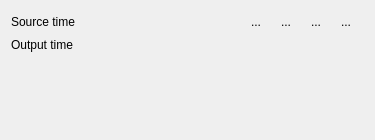
The window that src/ui/timeremap_ui.ui (KDE/kdenlive) describes before a commit, drawn with Qt 5.
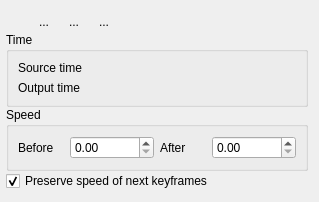
The same window after the commit. Icons and pictures are not drawn.

Commit message: First proof of concept ui for time remap

```diff
--- a/src/ui/timeremap_ui.ui
+++ b/src/ui/timeremap_ui.ui
@@ -6,65 +6,81 @@
    <rect>
     <x>0</x>
     <y>0</y>
-    <width>375</width>
-    <height>140</height>
+    <width>319</width>
+    <height>200</height>
    </rect>
   </property>
   <property name="windowTitle">
    <string>Form</string>
   </property>
-  <layout class="QGridLayout" name="gridLayout">
-   <item row="0" column="0" colspan="8">
+  <layout class="QGridLayout" name="gridLayout_2">
+   <property name="leftMargin">
+    <number>6</number>
+   </property>
+   <property name="verticalSpacing">
+    <number>0</number>
+   </property>
+   <item row="0" column="0" colspan="5">
     <layout class="QVBoxLayout" name="remapLayout"/>
    </item>
-   <item row="3" column="1">
-    <spacer name="verticalSpacer">
+   <item row="1" column="2">
+    <widget class="QToolButton" name="button_next">
+     <property name="text">
+      <string>...</string>
+     </property>
+     <property name="icon">
+      <iconset theme="go-next">
+       <normaloff>../../../../.designer/backup</normaloff>../../../../.designer/backup</iconset>
+     </property>
+     <property name="autoRaise">
+      <bool>true</bool>
+     </property>
+    </widget>
+   </item>
+   <item row="1" column="4">
+    <spacer name="horizontalSpacer">
      <property name="orientation">
-      <enum>Qt::Vertical</enum>
+      <enum>Qt::Horizontal</enum>
      </property>
      <property name="sizeHint" stdset="0">
       <size>
-       <width>20</width>
-       <height>39</height>
+       <width>28</width>
+       <height>20</height>
       </size>
      </property>
     </spacer>
    </item>
-   <item row="1" column="0">
+   <item row="2" column="0" colspan="5">
+    <widget class="QGroupBox" name="time_box">
+     <property name="title">
+      <string>Time</string>
+     </property>
+     <layout class="QGridLayout" name="gridLayout">
+      <item row="0" column="0">
     <widget class="QLabel" name="label">
      <property name="text">
       <string>Source time</string>
      </property>
     </widget>
    </item>
-   <item row="1" column="1">
+      <item row="0" column="1">
     <layout class="QHBoxLayout" name="inLayout"/>
    </item>
-   <item row="2" column="0">
+      <item row="1" column="0">
     <widget class="QLabel" name="label_2">
      <property name="text">
       <string>Output time</string>
      </property>
     </widget>
    </item>
-   <item row="1" column="3">
-    <widget class="QToolButton" name="toolButton">
-     <property name="text">
-      <string>...</string>
-     </property>
-     <property name="icon">
-      <iconset theme="go-previous"/>
-     </property>
-     <property name="autoRaise">
-      <bool>true</bool>
-     </property>
-    </widget>
-   </item>
-   <item row="2" column="1">
+      <item row="1" column="1">
     <layout class="QHBoxLayout" name="outLayout"/>
    </item>
-   <item row="1" column="4">
-    <widget class="QToolButton" name="toolButton_2">
+     </layout>
+    </widget>
+   </item>
+   <item row="1" column="1">
+    <widget class="QToolButton" name="button_prev">
      <property name="text">
       <string>...</string>
      </property>
@@ -76,20 +92,7 @@
      </property>
     </widget>
    </item>
-   <item row="1" column="2">
-    <spacer name="horizontalSpacer">
-     <property name="orientation">
-      <enum>Qt::Horizontal</enum>
-     </property>
-     <property name="sizeHint" stdset="0">
-      <size>
-       <width>28</width>
-       <height>20</height>
-      </size>
-     </property>
-    </spacer>
-   </item>
-   <item row="1" column="5">
+   <item row="1" column="3">
     <widget class="QToolButton" name="button_add">
      <property name="text">
       <string>...</string>
@@ -102,15 +105,62 @@
      </property>
     </widget>
    </item>
-   <item row="1" column="6">
-    <widget class="QToolButton" name="button_remove">
+   <item row="4" column="0">
+    <spacer name="verticalSpacer">
+     <property name="orientation">
+      <enum>Qt::Vertical</enum>
+     </property>
+     <property name="sizeHint" stdset="0">
+      <size>
+       <width>20</width>
+       <height>39</height>
+      </size>
+     </property>
+    </spacer>
+   </item>
+   <item row="3" column="0" colspan="5">
+    <widget class="QGroupBox" name="speed_box">
+     <property name="title">
+      <string>Speed</string>
+     </property>
+     <layout class="QHBoxLayout" name="horizontalLayout">
+      <item>
+       <widget class="QLabel" name="label_3">
      <property name="text">
-      <string>...</string>
-     </property>
-     <property name="icon">
-      <iconset theme="list-remove"/>
-     </property>
-     <property name="autoRaise">
+         <string>Before</string>
+        </property>
+       </widget>
+      </item>
+      <item>
+       <widget class="QDoubleSpinBox" name="speedBefore">
+        <property name="maximum">
+         <double>100000.000000000000000</double>
+        </property>
+       </widget>
+      </item>
+      <item>
+       <widget class="QLabel" name="label_4">
+        <property name="text">
+         <string>After</string>
+        </property>
+       </widget>
+      </item>
+      <item>
+       <widget class="QDoubleSpinBox" name="speedAfter">
+        <property name="maximum">
+         <double>100000.000000000000000</double>
+        </property>
+       </widget>
+      </item>
+     </layout>
+    </widget>
+   </item>
+   <item row="5" column="0" colspan="5">
+    <widget class="QCheckBox" name="move_next">
+     <property name="text">
+      <string>Preserve speed of next keyframes</string>
+     </property>
+     <property name="checked">
       <bool>true</bool>
      </property>
     </widget>
```
Left out of the diff: 6 changed lines with no effect on the pictures. Lines whose indentation alone changed are shown as unchanged. The commit also changes 6 other files.
